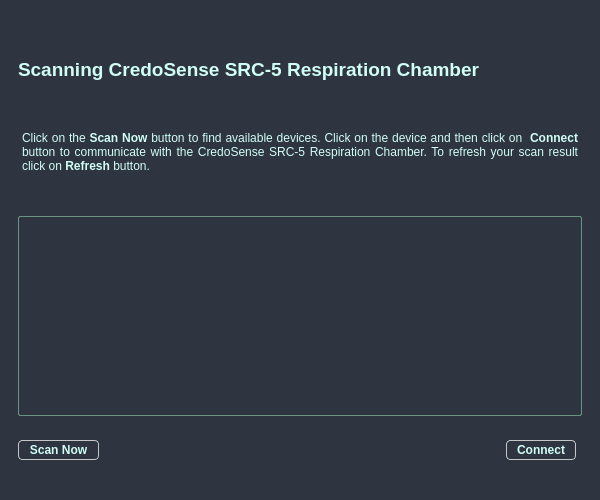
Qt form scanpage.ui (emadul-credosense/Soil-Respiration-chamber-IP) before a commit.
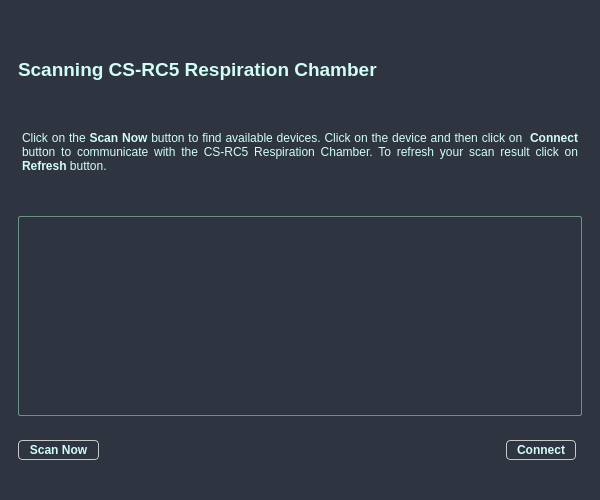
The same form after that commit. Icons and pictures are not drawn.

Diff of the .ui file:
```diff
--- a/scanpage.ui
+++ b/scanpage.ui
@@ -356,7 +356,7 @@
 &lt;html&gt;&lt;head&gt;&lt;meta name=&quot;qrichtext&quot; content=&quot;1&quot; /&gt;&lt;style type=&quot;text/css&quot;&gt;
 p, li { white-space: pre-wrap; }
 &lt;/style&gt;&lt;/head&gt;&lt;body style=&quot; font-family:'Arial'; font-size:9pt; font-weight:400; font-style:normal;&quot;&gt;
-&lt;p align=&quot;justify&quot; style=&quot; margin-top:0px; margin-bottom:0px; margin-left:0px; margin-right:0px; -qt-block-indent:0; text-indent:0px;&quot;&gt;&lt;span style=&quot; font-family:'MS Shell Dlg 2';&quot;&gt;Click on the &lt;/span&gt;&lt;span style=&quot; font-family:'MS Shell Dlg 2'; font-weight:600;&quot;&gt;Scan Now&lt;/span&gt;&lt;span style=&quot; font-family:'MS Shell Dlg 2';&quot;&gt; button to find available devices. Click on the device and then click on  &lt;/span&gt;&lt;span style=&quot; font-family:'MS Shell Dlg 2'; font-weight:600;&quot;&gt;Connect&lt;/span&gt;&lt;span style=&quot; font-family:'MS Shell Dlg 2';&quot;&gt; button to communicate with the CredoSense SRC-5 Respiration Chamber. To refresh your scan result click on &lt;/span&gt;&lt;span style=&quot; font-family:'MS Shell Dlg 2'; font-weight:600;&quot;&gt;Refresh&lt;/span&gt;&lt;span style=&quot; font-family:'MS Shell Dlg 2';&quot;&gt; button.&lt;/span&gt;&lt;/p&gt;
+&lt;p align=&quot;justify&quot; style=&quot; margin-top:0px; margin-bottom:0px; margin-left:0px; margin-right:0px; -qt-block-indent:0; text-indent:0px;&quot;&gt;&lt;span style=&quot; font-family:'MS Shell Dlg 2';&quot;&gt;Click on the &lt;/span&gt;&lt;span style=&quot; font-family:'MS Shell Dlg 2'; font-weight:600;&quot;&gt;Scan Now&lt;/span&gt;&lt;span style=&quot; font-family:'MS Shell Dlg 2';&quot;&gt; button to find available devices. Click on the device and then click on  &lt;/span&gt;&lt;span style=&quot; font-family:'MS Shell Dlg 2'; font-weight:600;&quot;&gt;Connect&lt;/span&gt;&lt;span style=&quot; font-family:'MS Shell Dlg 2';&quot;&gt; button to communicate with the CS-RC5 Respiration Chamber. To refresh your scan result click on &lt;/span&gt;&lt;span style=&quot; font-family:'MS Shell Dlg 2'; font-weight:600;&quot;&gt;Refresh&lt;/span&gt;&lt;span style=&quot; font-family:'MS Shell Dlg 2';&quot;&gt; button.&lt;/span&gt;&lt;/p&gt;
 &lt;p align=&quot;justify&quot; style=&quot;-qt-paragraph-type:empty; margin-top:0px; margin-bottom:0px; margin-left:0px; margin-right:0px; -qt-block-indent:0; text-indent:0px; font-family:'MS Shell Dlg 2'; font-size:8pt;&quot;&gt;&lt;br /&gt;&lt;/p&gt;&lt;/body&gt;&lt;/html&gt;</string>
          </property>
         </widget>
@@ -422,7 +422,7 @@
           <string notr="true"/>
          </property>
          <property name="text">
-          <string>Scanning CredoSense SRC-5 Respiration Chamber</string>
+          <string>Scanning CS-RC5 Respiration Chamber</string>
          </property>
          <property name="margin">
           <number>4</number>
```
